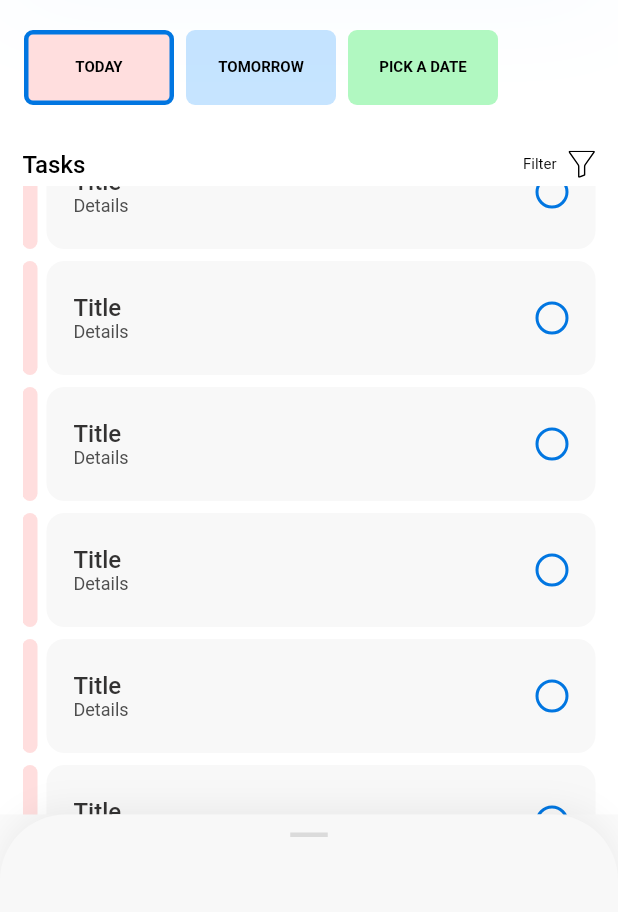
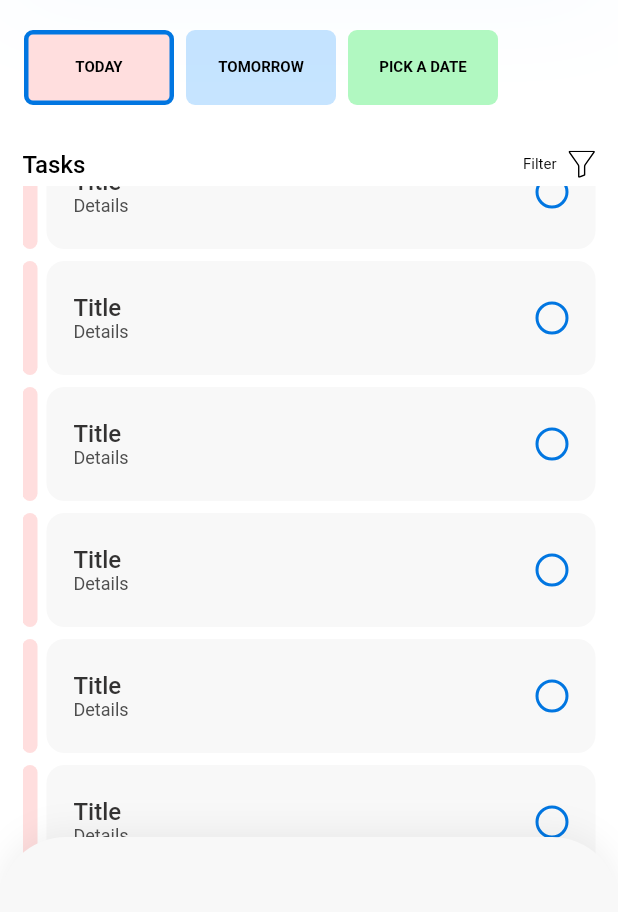
Before and after one commit to KanZa-Studio/Kanza, a Flutter app: the HomePage screen opened by its route, scrolled down 226 dp, after a tap on the "add" icon, on a phone screen of 412 x 824 dp, the part 99-1011 px from its top. Run offline on Flutter 3.47's test engine with Material 2 defaults, Android fonts, the phone set to English and light mode, and no system bars; our stand-ins replace bloc, equatable, flutter_bloc, flutter_svg, moor_flutter, shared_preferences; accounts and stored records are empty; generated files the repository leaves out were written again.

Commit message:
bottom sheet border problem solved

```diff
--- a/lib/presentation/pages/home/widgets/add_todo_bottom_sheet.dart
+++ b/lib/presentation/pages/home/widgets/add_todo_bottom_sheet.dart
@@ -24,11 +24,6 @@ class AddTodoBottomSheet extends StatelessWidget {
       child: Column(
         mainAxisSize: MainAxisSize.min,
         children: [
-          const SizedBox(height: 12),
-          Container(
-              width: 25,
-              height: 3,
-              color: LightThemeColor.bottomSheetHandlerColor),
           const SizedBox(height: 200),
         ],
       ),
--- a/lib/presentation/pages/home/widgets/custom_fab.dart
+++ b/lib/presentation/pages/home/widgets/custom_fab.dart
@@ -34,8 +34,10 @@ class _CustomFabState extends State<CustomFab> {
             splashColor: Colors.grey,
             borderRadius: BorderRadius.circular(30),
             onTap: () {
-              final controller = Scaffold.of(context)
-                  .showBottomSheet((context) => AddTodoBottomSheet());
+              final controller = Scaffold.of(context).showBottomSheet(
+                (context) => AddTodoBottomSheet(),
+                backgroundColor: Colors.transparent,
+              );
 
               setState(() {
                 _showFab = false;
```
